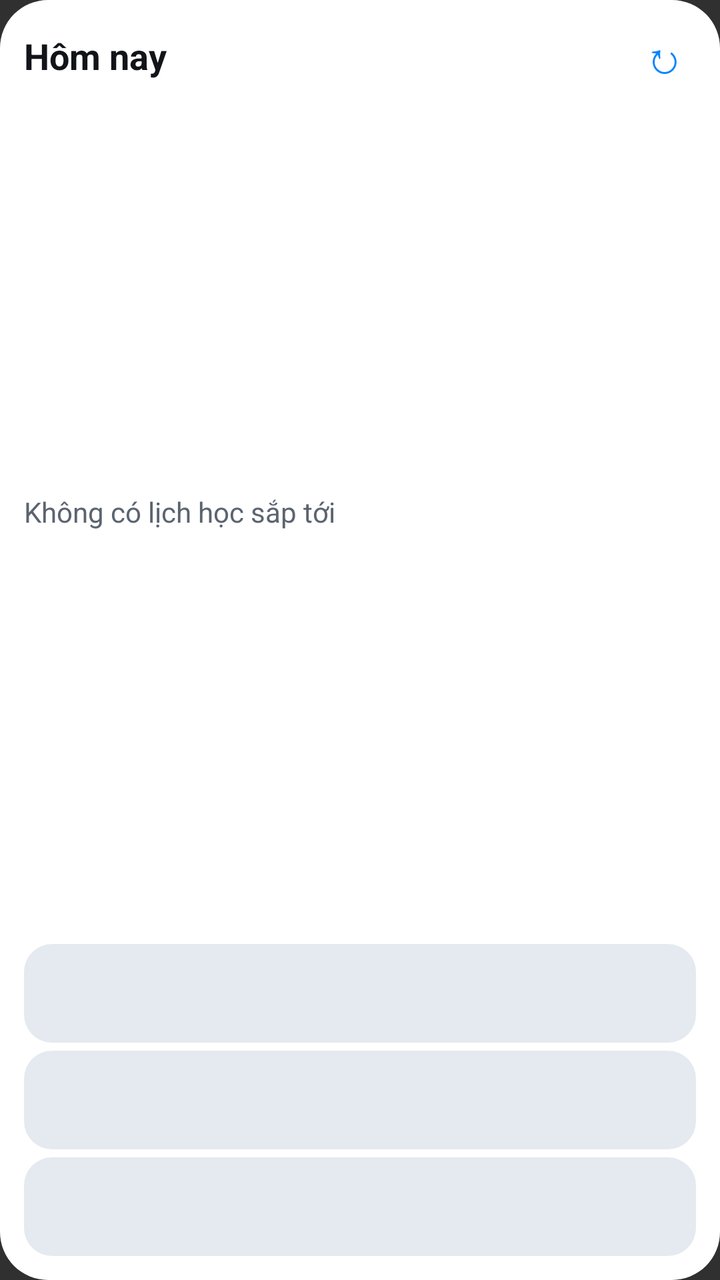
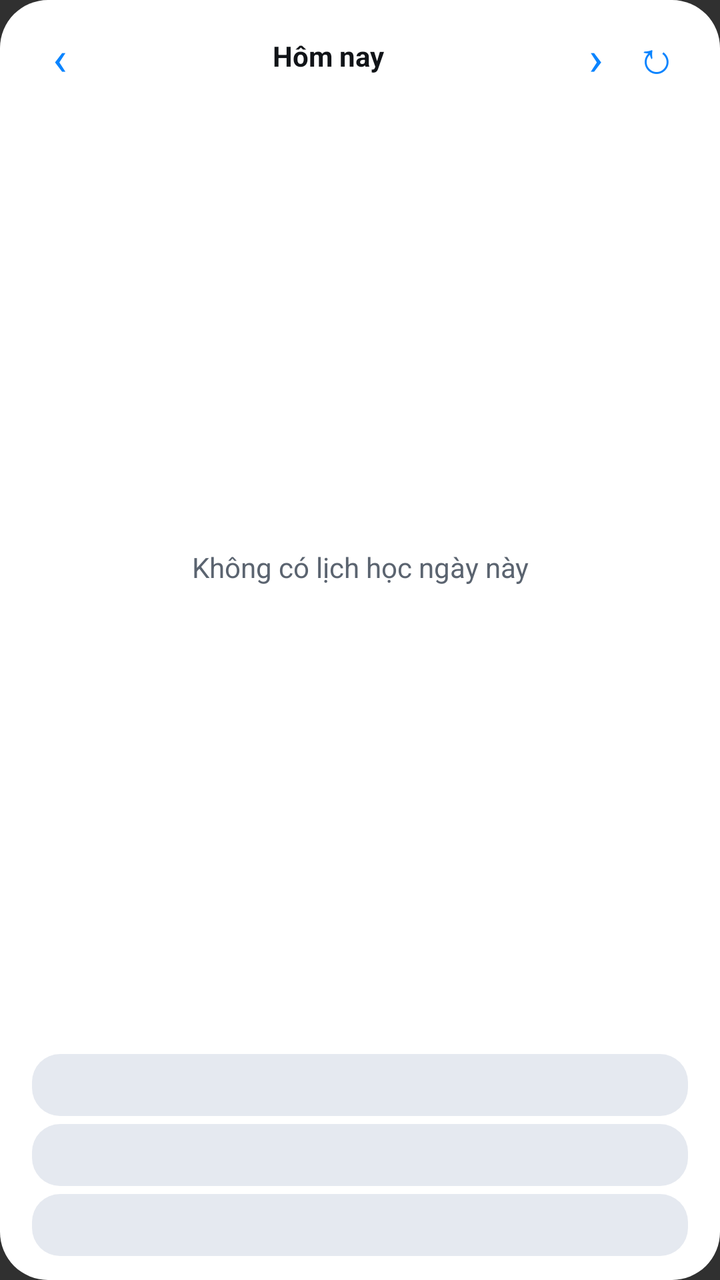

An Android layout rendered at two revisions. The XML below is the earlier revision; the diff shows what the commit changed to produce the second picture.
<!-- AndroidManifest.xml: application theme Theme.Tkb -->
<!-- res/layout/widget_timetable.xml -->
<?xml version="1.0" encoding="utf-8"?>
<LinearLayout xmlns:android="http://schemas.android.com/apk/res/android"
    android:id="@+id/widget_root"
    android:layout_width="match_parent"
    android:layout_height="match_parent"
    android:background="@drawable/widget_background"
    android:orientation="vertical"
    android:padding="12dp">

    <LinearLayout
        android:layout_width="match_parent"
        android:layout_height="wrap_content"
        android:gravity="center_vertical"
        android:orientation="horizontal">

        <TextView
            android:id="@+id/widget_title"
            android:layout_width="0dp"
            android:layout_height="wrap_content"
            android:layout_weight="1"
            android:text="@string/widget_today"
            android:textColor="@color/widget_on_surface"
            android:textSize="18sp"
            android:textStyle="bold" />

        <TextView
            android:id="@+id/widget_refresh"
            android:layout_width="32dp"
            android:layout_height="32dp"
            android:contentDescription="@string/widget_refresh"
            android:clickable="true"
            android:focusable="true"
            android:gravity="center"
            android:text="↻"
            android:textColor="@color/widget_primary"
            android:textSize="22sp" />
    </LinearLayout>

    <TextView
        android:id="@+id/widget_empty"
        android:layout_width="match_parent"
        android:layout_height="0dp"
        android:layout_weight="1"
        android:gravity="center_vertical"
        android:text="@string/widget_no_lessons"
        android:textColor="@color/widget_on_surface_variant"
        android:textSize="14sp" />

    <include
        android:id="@+id/lesson_1"
        layout="@layout/widget_lesson_row" />

    <include
        android:id="@+id/lesson_2"
        layout="@layout/widget_lesson_row_2" />

    <include
        android:id="@+id/lesson_3"
        layout="@layout/widget_lesson_row_3" />

</LinearLayout>
<!-- res/layout/widget_lesson_row.xml (included above) -->
<?xml version="1.0" encoding="utf-8"?>
<LinearLayout xmlns:android="http://schemas.android.com/apk/res/android"
    android:layout_width="match_parent"
    android:layout_height="wrap_content"
    android:layout_marginTop="4dp"
    android:background="@drawable/widget_lesson_background"
    android:orientation="vertical"
    android:paddingHorizontal="12dp"
    android:paddingVertical="6dp">

    <TextView
        android:id="@+id/lesson_1_title"
        android:layout_width="match_parent"
        android:layout_height="wrap_content"
        android:ellipsize="end"
        android:maxLines="1"
        android:textColor="@color/widget_on_surface"
        android:textSize="14sp"
        android:textStyle="bold" />

    <TextView
        android:id="@+id/lesson_1_detail"
        android:layout_width="match_parent"
        android:layout_height="wrap_content"
        android:layout_marginTop="2dp"
        android:ellipsize="end"
        android:maxLines="1"
        android:textColor="@color/widget_on_surface_variant"
        android:textSize="12sp" />
</LinearLayout>
<!-- res/layout/widget_lesson_row_2.xml (included above) -->
<?xml version="1.0" encoding="utf-8"?>
<LinearLayout xmlns:android="http://schemas.android.com/apk/res/android"
    android:layout_width="match_parent"
    android:layout_height="wrap_content"
    android:layout_marginTop="4dp"
    android:background="@drawable/widget_lesson_background"
    android:orientation="vertical"
    android:paddingHorizontal="12dp"
    android:paddingVertical="6dp">

    <TextView
        android:id="@+id/lesson_2_title"
        android:layout_width="match_parent"
        android:layout_height="wrap_content"
        android:ellipsize="end"
        android:maxLines="1"
        android:textColor="@color/widget_on_surface"
        android:textSize="14sp"
        android:textStyle="bold" />

    <TextView
        android:id="@+id/lesson_2_detail"
        android:layout_width="match_parent"
        android:layout_height="wrap_content"
        android:layout_marginTop="2dp"
        android:ellipsize="end"
        android:maxLines="1"
        android:textColor="@color/widget_on_surface_variant"
        android:textSize="12sp" />
</LinearLayout>
<!-- res/layout/widget_lesson_row_3.xml (included above) -->
<?xml version="1.0" encoding="utf-8"?>
<LinearLayout xmlns:android="http://schemas.android.com/apk/res/android"
    android:layout_width="match_parent"
    android:layout_height="wrap_content"
    android:layout_marginTop="4dp"
    android:background="@drawable/widget_lesson_background"
    android:orientation="vertical"
    android:paddingHorizontal="12dp"
    android:paddingVertical="6dp">

    <TextView
        android:id="@+id/lesson_3_title"
        android:layout_width="match_parent"
        android:layout_height="wrap_content"
        android:ellipsize="end"
        android:maxLines="1"
        android:textColor="@color/widget_on_surface"
        android:textSize="14sp"
        android:textStyle="bold" />

    <TextView
        android:id="@+id/lesson_3_detail"
        android:layout_width="match_parent"
        android:layout_height="wrap_content"
        android:layout_marginTop="2dp"
        android:ellipsize="end"
        android:maxLines="1"
        android:textColor="@color/widget_on_surface_variant"
        android:textSize="12sp" />
</LinearLayout>
<!-- resources referenced by this layout -->
<resources>
  <color name="widget_on_surface">#111418</color>
  <color name="widget_on_surface_variant">#5B6470</color>
  <color name="widget_primary">#0A84FF</color>
  <!-- drawable widget_background (drawable) -->
  <?xml version="1.0" encoding="utf-8"?>
  <shape xmlns:android="http://schemas.android.com/apk/res/android" android:shape="rectangle">
      <corners android:radius="24dp" />
      <solid android:color="@color/widget_surface" />
  </shape>
  <!-- drawable widget_lesson_background (drawable) -->
  <?xml version="1.0" encoding="utf-8"?>
  <shape xmlns:android="http://schemas.android.com/apk/res/android" android:shape="rectangle">
      <corners android:radius="14dp" />
      <solid android:color="@color/widget_surface_variant" />
  </shape>
  <string name="widget_no_lessons">Không có lịch học sắp tới</string>
  <string name="widget_refresh">Cập nhật tiện ích</string>
  <string name="widget_today">Hôm nay</string>
  <style name="Theme.Tkb" parent="android:Theme.Material.NoActionBar">
          <item name="android:windowLightStatusBar">true</item>
      </style>
  <color name="widget_surface">#FFFFFF</color>
  <color name="widget_surface_variant">#E5E9F0</color>
</resources>

<!-- the commit's change to res/layout/widget_timetable.xml (unified diff, before → after) -->
@@ -5,7 +5,8 @@
     android:layout_height="match_parent"
     android:background="@drawable/widget_background"
     android:orientation="vertical"
-    android:padding="12dp">
+    android:paddingHorizontal="16dp"
+    android:paddingVertical="12dp">
 
     <LinearLayout
         android:layout_width="match_parent"
@@ -14,14 +15,39 @@
         android:orientation="horizontal">
 
         <TextView
+            android:id="@+id/widget_previous_day"
+            android:layout_width="28dp"
+            android:layout_height="32dp"
+            android:clickable="true"
+            android:focusable="true"
+            android:gravity="center"
+            android:text="‹"
+            android:textColor="@color/widget_primary"
+            android:textSize="24sp" />
+
+        <TextView
             android:id="@+id/widget_title"
             android:layout_width="0dp"
             android:layout_height="wrap_content"
             android:layout_weight="1"
             android:text="@string/widget_today"
             android:textColor="@color/widget_on_surface"
-            android:textSize="18sp"
+            android:clickable="true"
+            android:focusable="true"
+            android:gravity="center"
+            android:textSize="14sp"
             android:textStyle="bold" />
+
+        <TextView
+            android:id="@+id/widget_next_day"
+            android:layout_width="28dp"
+            android:layout_height="32dp"
+            android:clickable="true"
+            android:focusable="true"
+            android:gravity="center"
+            android:text="›"
+            android:textColor="@color/widget_primary"
+            android:textSize="24sp" />
 
         <TextView
             android:id="@+id/widget_refresh"
@@ -41,8 +67,9 @@
         android:layout_width="match_parent"
         android:layout_height="0dp"
         android:layout_weight="1"
-        android:gravity="center_vertical"
+        android:gravity="center"
         android:text="@string/widget_no_lessons"
+        android:textAlignment="center"
         android:textColor="@color/widget_on_surface_variant"
         android:textSize="14sp" />
 
@@ -66,29 +93,32 @@
     android:layout_height="wrap_content"
     android:layout_marginTop="4dp"
     android:background="@drawable/widget_lesson_background"
-    android:orientation="vertical"
+    android:gravity="center_vertical"
+    android:orientation="horizontal"
     android:paddingHorizontal="12dp"
     android:paddingVertical="6dp">
 
     <TextView
-        android:id="@+id/lesson_1_title"
-        android:layout_width="match_parent"
+        android:id="@+id/lesson_1_detail"
+        android:layout_width="82dp"
         android:layout_height="wrap_content"
         android:ellipsize="end"
         android:maxLines="1"
+        android:textColor="@color/widget_primary"
+        android:textSize="12sp"
+        android:textStyle="bold" />
+
+    <TextView
+        android:id="@+id/lesson_1_title"
+        android:layout_width="0dp"
+        android:layout_height="wrap_content"
+        android:layout_marginStart="8dp"
+        android:layout_weight="1"
+        android:ellipsize="end"
+        android:maxLines="2"
         android:textColor="@color/widget_on_surface"
         android:textSize="14sp"
         android:textStyle="bold" />
-
-    <TextView
-        android:id="@+id/lesson_1_detail"
-        android:layout_width="match_parent"
-        android:layout_height="wrap_content"
-        android:layout_marginTop="2dp"
-        android:ellipsize="end"
-        android:maxLines="1"
-        android:textColor="@color/widget_on_surface_variant"
-        android:textSize="12sp" />
 </LinearLayout>
 <!-- res/layout/widget_lesson_row_2.xml (included above) -->
 <?xml version="1.0" encoding="utf-8"?>
@@ -97,29 +127,32 @@
     android:layout_height="wrap_content"
     android:layout_marginTop="4dp"
     android:background="@drawable/widget_lesson_background"
-    android:orientation="vertical"
+    android:gravity="center_vertical"
+    android:orientation="horizontal"
     android:paddingHorizontal="12dp"
     android:paddingVertical="6dp">
 
     <TextView
-        android:id="@+id/lesson_2_title"
-        android:layout_width="match_parent"
+        android:id="@+id/lesson_2_detail"
+        android:layout_width="82dp"
         android:layout_height="wrap_content"
         android:ellipsize="end"
         android:maxLines="1"
+        android:textColor="@color/widget_primary"
+        android:textSize="12sp"
+        android:textStyle="bold" />
+
+    <TextView
+        android:id="@+id/lesson_2_title"
+        android:layout_width="0dp"
+        android:layout_height="wrap_content"
+        android:layout_marginStart="8dp"
+        android:layout_weight="1"
+        android:ellipsize="end"
+        android:maxLines="2"
         android:textColor="@color/widget_on_surface"
         android:textSize="14sp"
         android:textStyle="bold" />
-
-    <TextView
-        android:id="@+id/lesson_2_detail"
-        android:layout_width="match_parent"
-        android:layout_height="wrap_content"
-        android:layout_marginTop="2dp"
-        android:ellipsize="end"
-        android:maxLines="1"
-        android:textColor="@color/widget_on_surface_variant"
-        android:textSize="12sp" />
 </LinearLayout>
 <!-- res/layout/widget_lesson_row_3.xml (included above) -->
 <?xml version="1.0" encoding="utf-8"?>
@@ -128,27 +161,30 @@
     android:layout_height="wrap_content"
     android:layout_marginTop="4dp"
     android:background="@drawable/widget_lesson_background"
-    android:orientation="vertical"
+    android:gravity="center_vertical"
+    android:orientation="horizontal"
     android:paddingHorizontal="12dp"
     android:paddingVertical="6dp">
 
     <TextView
-        android:id="@+id/lesson_3_title"
-        android:layout_width="match_parent"
+        android:id="@+id/lesson_3_detail"
+        android:layout_width="82dp"
         android:layout_height="wrap_content"
         android:ellipsize="end"
         android:maxLines="1"
+        android:textColor="@color/widget_primary"
+        android:textSize="12sp"
+        android:textStyle="bold" />
+
+    <TextView
+        android:id="@+id/lesson_3_title"
+        android:layout_width="0dp"
+        android:layout_height="wrap_content"
+        android:layout_marginStart="8dp"
+        android:layout_weight="1"
+        android:ellipsize="end"
+        android:maxLines="2"
         android:textColor="@color/widget_on_surface"
         android:textSize="14sp"
         android:textStyle="bold" />
-
-    <TextView
-        android:id="@+id/lesson_3_detail"
-        android:layout_width="match_parent"
-        android:layout_height="wrap_content"
-        android:layout_marginTop="2dp"
-        android:ellipsize="end"
-        android:maxLines="1"
-        android:textColor="@color/widget_on_surface_variant"
-        android:textSize="12sp" />
 </LinearLayout>
<!-- resource entries referenced after the edit -->
@@ -15,7 +15,7 @@
       <corners android:radius="14dp" />
       <solid android:color="@color/widget_surface_variant" />
   </shape>
-  <string name="widget_no_lessons">Không có lịch học sắp tới</string>
+  <string name="widget_no_lessons">Không có lịch học ngày này</string>
   <string name="widget_refresh">Cập nhật tiện ích</string>
   <string name="widget_today">Hôm nay</string>
   <style name="Theme.Tkb" parent="android:Theme.Material.NoActionBar">
